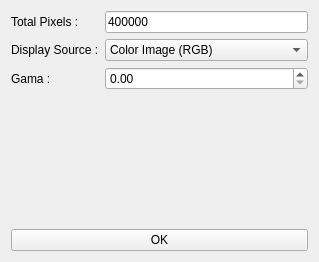
The window that gui/ui/preprocess_control.ui (panderan/text-detection) describes before a commit, drawn with Qt 5.
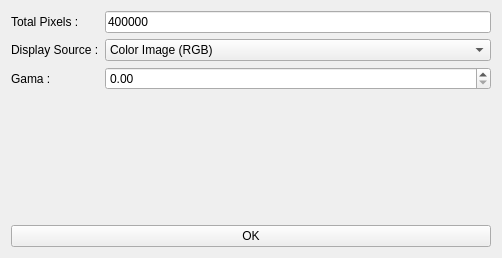
The same window after the commit.

Patch:
```diff
--- a/gui/ui/preprocess_control.ui
+++ b/gui/ui/preprocess_control.ui
@@ -6,8 +6,8 @@
    <rect>
     <x>0</x>
     <y>0</y>
-    <width>319</width>
-    <height>262</height>
+    <width>502</width>
+    <height>258</height>
    </rect>
   </property>
   <property name="windowTitle">
```
Left out of the diff: 25 changed lines with no effect on the pictures.
